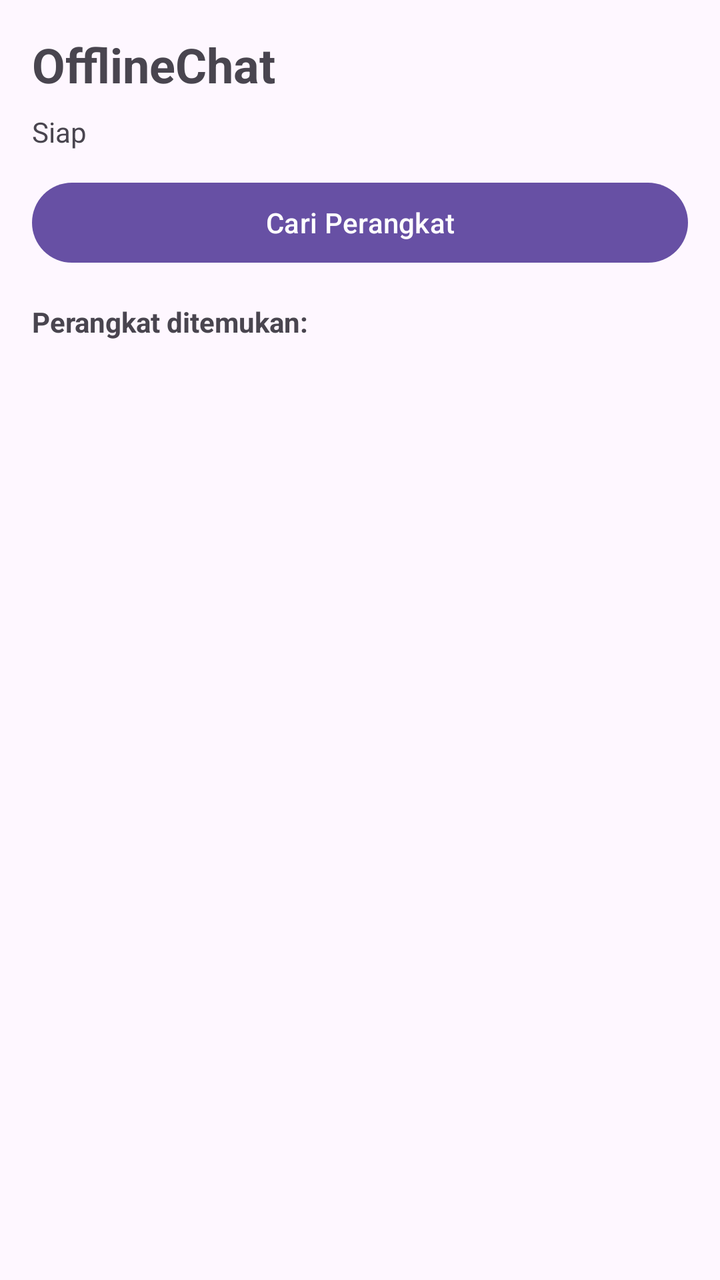
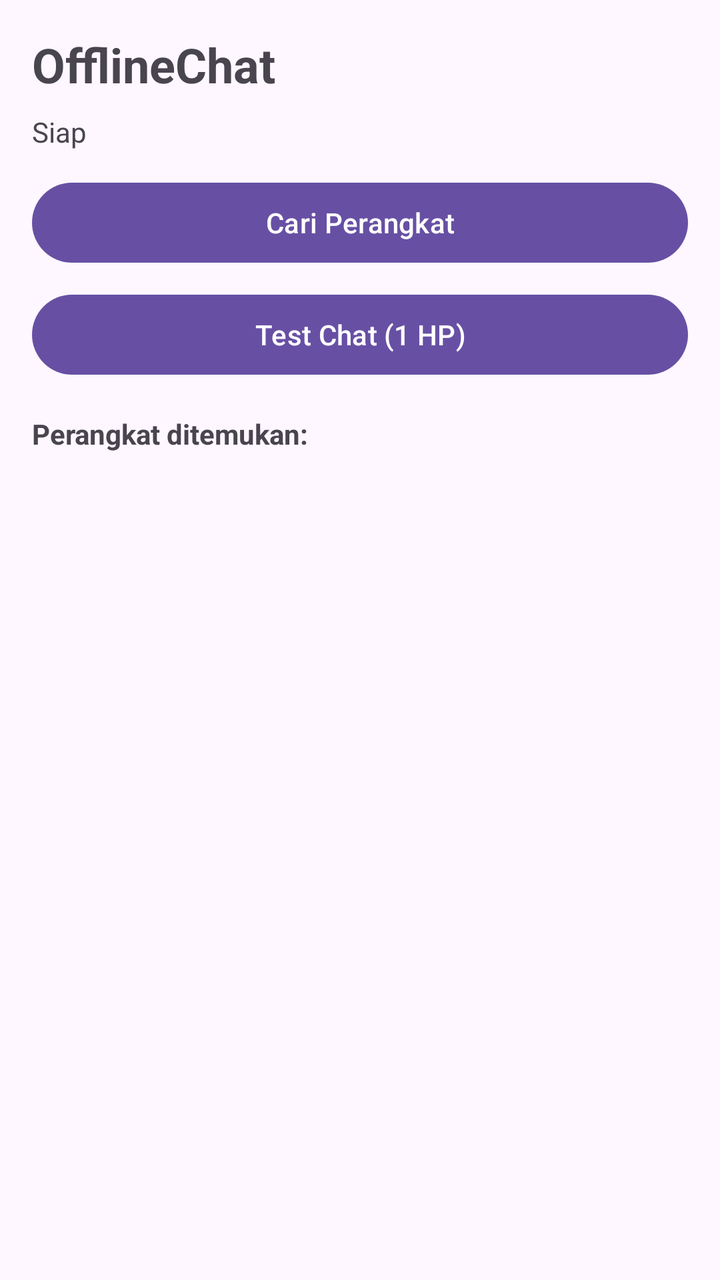

Compare the two renders of this Android layout. The source of the first and the diff that turns it into the second are given below.
<!-- AndroidManifest.xml: application theme Theme.Material3.DayNight.NoActionBar -->
<!-- res/layout/activity_main.xml -->
<?xml version="1.0" encoding="utf-8"?>
<LinearLayout xmlns:android="http://schemas.android.com/apk/res/android"
    android:layout_width="match_parent"
    android:layout_height="match_parent"
    android:orientation="vertical"
    android:padding="16dp">

    <TextView
        android:layout_width="match_parent"
        android:layout_height="wrap_content"
        android:text="OfflineChat"
        android:textSize="24sp"
        android:textStyle="bold"
        android:paddingBottom="8dp" />

    <TextView
        android:id="@+id/statusText"
        android:layout_width="match_parent"
        android:layout_height="wrap_content"
        android:text="Siap"
        android:textSize="14sp"
        android:paddingBottom="12dp" />

    <Button
        android:id="@+id/btnScan"
        android:layout_width="match_parent"
        android:layout_height="wrap_content"
        android:text="Cari Perangkat" />

    <Button
        android:id="@+id/btnOpenChat"
        android:layout_width="match_parent"
        android:layout_height="wrap_content"
        android:layout_marginTop="8dp"
        android:text="Buka Chat"
        android:visibility="gone" />

    <Button
        android:id="@+id/btnDisconnect"
        android:layout_width="match_parent"
        android:layout_height="wrap_content"
        android:layout_marginTop="8dp"
        android:text="Putuskan Koneksi"
        android:visibility="gone" />

    <TextView
        android:layout_width="match_parent"
        android:layout_height="wrap_content"
        android:text="Perangkat ditemukan:"
        android:paddingTop="16dp"
        android:paddingBottom="8dp"
        android:textStyle="bold" />

    <androidx.recyclerview.widget.RecyclerView
        android:id="@+id/peerList"
        android:layout_width="match_parent"
        android:layout_height="0dp"
        android:layout_weight="1" />
</LinearLayout>
<!-- resources referenced by this layout -->
<resources>

</resources>

<!-- the commit's change to res/layout/activity_main.xml (unified diff, before → after) -->
@@ -43,6 +43,13 @@
         android:text="Putuskan Koneksi"
         android:visibility="gone" />
 
+    <Button
+        android:id="@+id/btnTestChat"
+        android:layout_width="match_parent"
+        android:layout_height="wrap_content"
+        android:layout_marginTop="8dp"
+        android:text="Test Chat (1 HP)" />
+
     <TextView
         android:layout_width="match_parent"
         android:layout_height="wrap_content"
